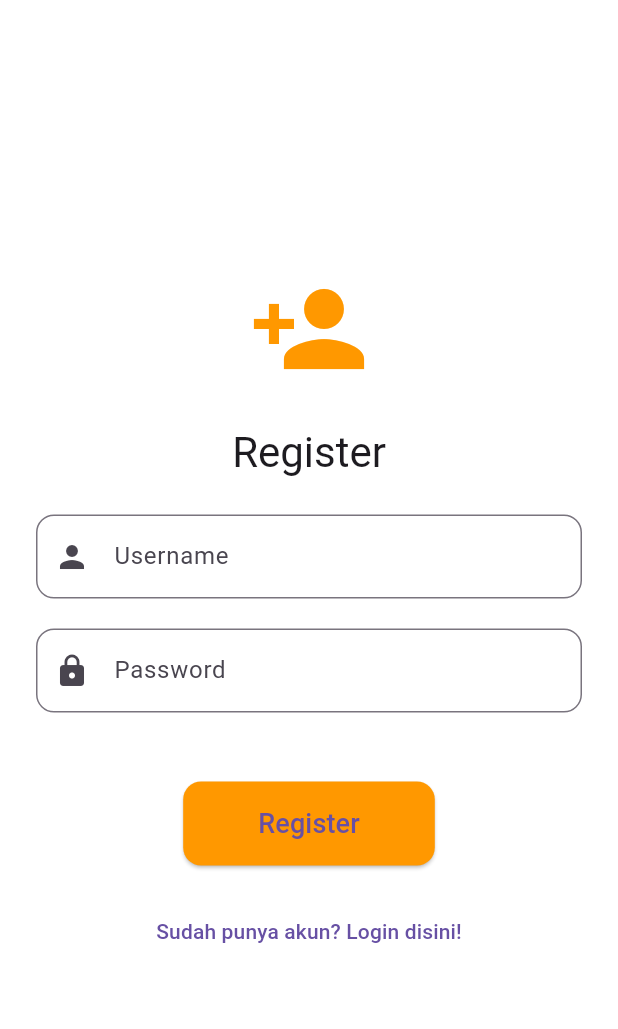
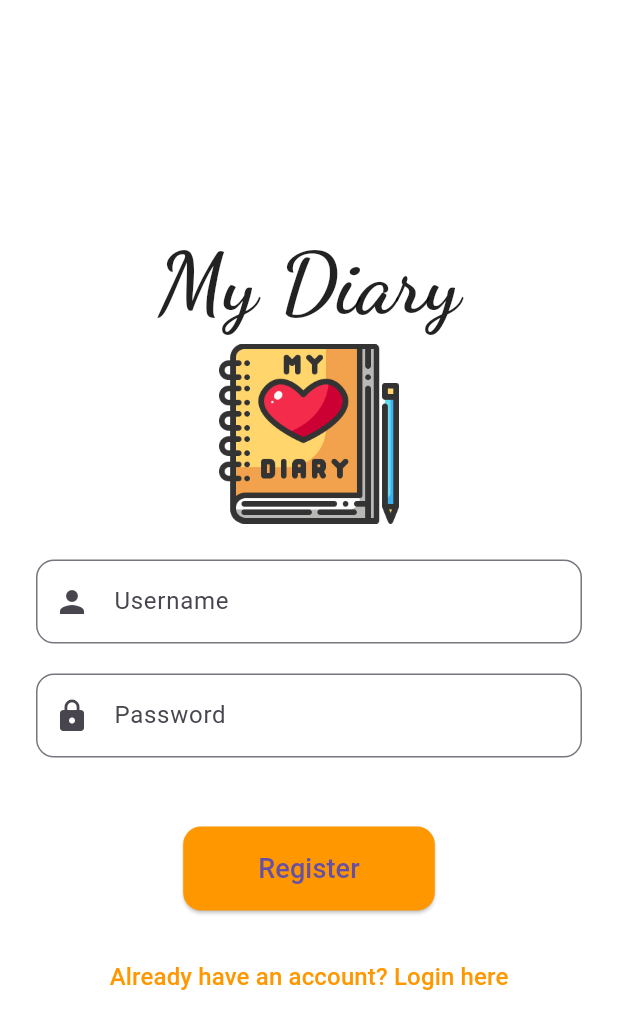
Before and after one commit to felixnatanaelbutarbutar/PAM-WEEK-11-KEL05-sharedpreferences_sqlitetask, a Flutter app: the RegisterPage screen opened by its route, on a phone screen of 412 x 824 dp. Shown: the top 1029 px of the screen. Run offline on Flutter 3.47's test engine with Material 3 defaults, Android fonts, the phone set to English and light mode, and no system bars; our stand-ins replace google_fonts, shared_preferences, sqflite; accounts and stored records are empty.

Commit message:
Update Tampilan Register

```diff
--- a/lib/screens/register_page.dart
+++ b/lib/screens/register_page.dart
@@ -1,6 +1,7 @@
 import 'package:flutter/material.dart';
 import 'package:shared_preferences/shared_preferences.dart';
 import '../screens/notes_screen.dart';
+import 'package:google_fonts/google_fonts.dart';
 
 class RegisterPage extends StatefulWidget {
   @override
@@ -59,17 +60,25 @@ class _RegisterPageState extends State<RegisterPage> {
           child: Column(
             mainAxisAlignment: MainAxisAlignment.center,
             children: [
-              Icon(
-                Icons.person_add,
-                size: 80,
-                color: Colors.orange,
+              // Title
+              Text(
+                'My Diary',
+                style: GoogleFonts.dancingScript(
+                  fontSize: 56,
+                  fontWeight: FontWeight.bold,
+                  color: const Color.fromARGB(221, 0, 0, 0),
+                ),
+              ),
+
+              // Icon
+              Image.asset(
+                'assets/images/diary.png',
+                width: 120,
+                height: 120,
               ),
               SizedBox(height: 24),
-              Text(
-                'Register',
-                style: Theme.of(context).textTheme.headlineMedium,
-              ),
-              SizedBox(height: 24),
+
+              // Username input
               TextField(
                 controller: _usernameController,
                 decoration: InputDecoration(
@@ -81,6 +90,8 @@ class _RegisterPageState extends State<RegisterPage> {
                 ),
               ),
               SizedBox(height: 20),
+
+              // Password input
               TextField(
                 controller: _passwordController,
                 obscureText: true,
@@ -93,12 +104,16 @@ class _RegisterPageState extends State<RegisterPage> {
                 ),
               ),
               SizedBox(height: 16),
+
+              // Error message
               if (_errorMessage.isNotEmpty)
                 Text(
                   _errorMessage,
                   style: TextStyle(color: Colors.red),
                 ),
               SizedBox(height: 30),
+
+              // Register button
               ElevatedButton(
                 style: ElevatedButton.styleFrom(
                   shape: RoundedRectangleBorder(
@@ -111,11 +126,16 @@ class _RegisterPageState extends State<RegisterPage> {
                 child: Text('Register', style: TextStyle(fontSize: 18)),
               ),
               SizedBox(height: 20),
+
+              // Login button
               TextButton(
                 onPressed: () {
                   Navigator.pushReplacementNamed(context, '/login');
                 },
-                child: Text('Sudah punya akun? Login disini!'),
+                child: Text(
+                  'Already have an account? Login here',
+                  style: TextStyle(fontSize: 16, color: Colors.orange),
+                ),
               ),
             ],
           ),
```
